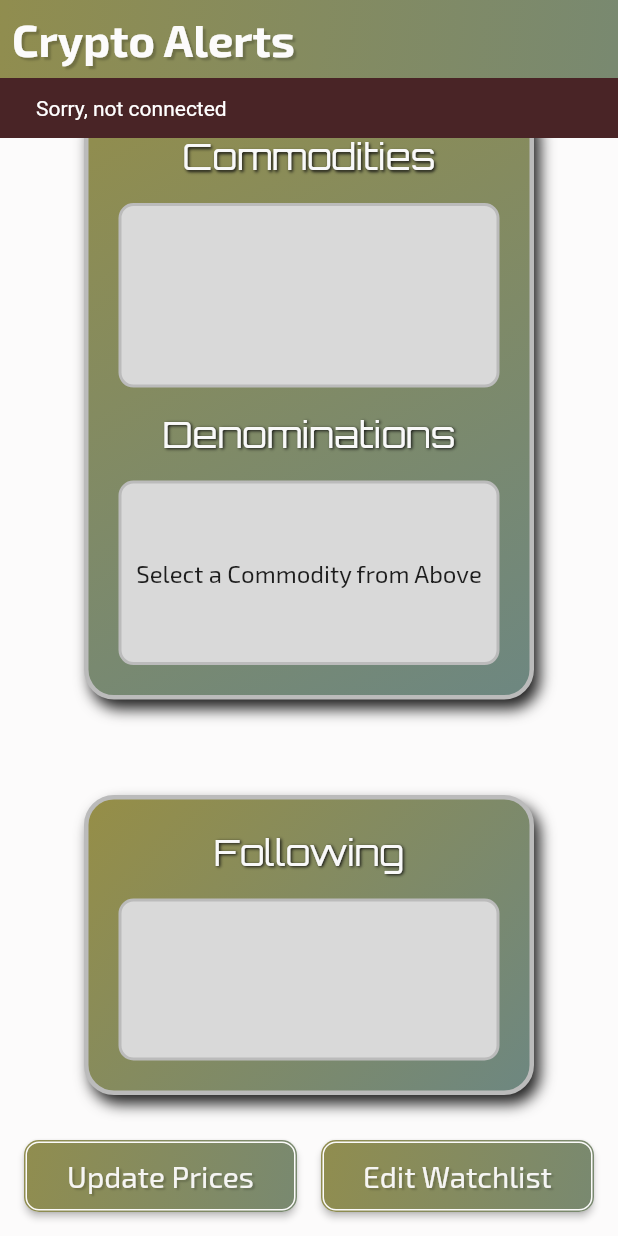
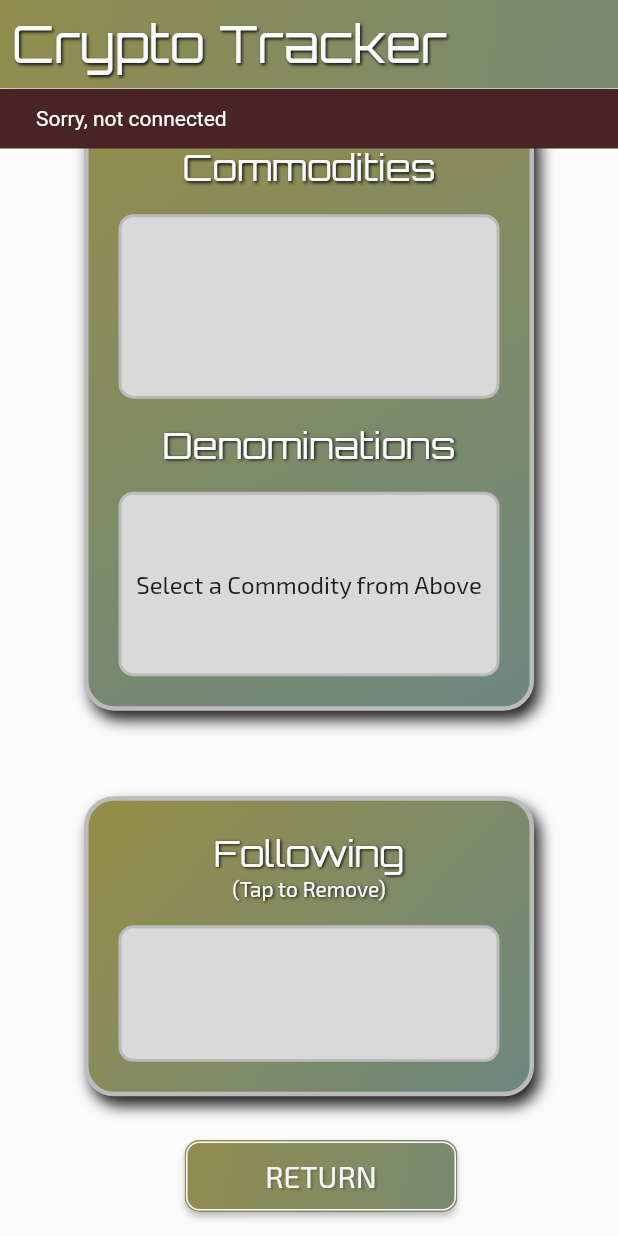
Before and after one commit to ScottS2017-2/appcircle_test, a Flutter app: the screen it shows after launch, after a tap on "Edit Watchlist", on a phone screen of 412 x 824 dp. Run offline on Flutter 3.47's test engine with Material 2 defaults, Android fonts, the phone set to English and light mode, and no system bars; our stand-ins replace flutter_redux, google_fonts, redux; network calls fail.

Commit message:
Minor refactoring done, added a return button and set it to show if the edit watchlist sliders are onstage

```diff
--- a/lib/app/app_strings.dart
+++ b/lib/app/app_strings.dart
@@ -1,6 +1,12 @@
 class AppStrings {
   // Common Strings
+  static const String appBarTitle = 'Crypto Tracker';
   static const String following = 'Following';
+  static const String commodities = 'Commodities';
+  static const String denominations = 'Denominations';
+  static const String tapToRemove = '(Tap to Remove)';
+  static const String editWatchlist = 'Edit Watchlist';
+  static const String closeEditBoxes = 'RETURN';
 
   // Abbreviations to Full names
   static const unabbreviatedTerms = <String, String>{
--- a/lib/app/app_textstyles.dart
+++ b/lib/app/app_textstyles.dart
@@ -4,19 +4,6 @@ import 'package:flutter/material.dart';
 /// Text Styles
 class AppTextStyles {
   const AppTextStyles._();
-
-  static const TextStyle appBarTextStyle = TextStyle(
-    color: AppColors.backgroundWhite,
-    fontSize: 30,
-    fontWeight: FontWeight.bold,
-    shadows: [
-      Shadow(
-        color: AppColors.dropShadowColor,
-        offset: Offset(2, 2),
-        blurRadius: 1,
-      ),
-    ],
-  );
 
   static const TextStyle normal36 = TextStyle(fontSize: 36.0, fontWeight: FontWeight.normal);
   static const TextStyle bold36 = TextStyle(fontSize: 36.0, fontWeight: FontWeight.bold);
--- a/lib/main.dart
+++ b/lib/main.dart
@@ -38,7 +38,10 @@ class _MyAppState extends State<MyApp> {
     return MaterialApp(
       title: 'Redux ToDo Demo',
       theme: AppTheme.light(),
-      home: Home(),
+        home:ChangeNotifierProvider(
+            create: (BuildContext context) => AppStateModel(),
+            child:Home(),
+        ),
     );
   }
 }
--- a/lib/pages/home.dart
+++ b/lib/pages/home.dart
@@ -1,10 +1,10 @@
 import 'package:crypto_tracker_redux/app/app_colors.dart';
+import 'package:crypto_tracker_redux/app/app_strings.dart';
 import 'package:crypto_tracker_redux/app/app_textstyles.dart';
-import 'package:crypto_tracker_redux/provider_version/models/app_state_model.dart';
+
 import 'package:crypto_tracker_redux/provider_version/pages/provider_home.dart';
 import 'package:crypto_tracker_redux/redux_version/my_app_redux.dart';
 import 'package:flutter/material.dart';
-import 'package:provider/provider.dart';
 
 class Home extends StatefulWidget {
   const Home({Key? key}) : super(key: key);
@@ -19,14 +19,11 @@ class _HomeState extends State<Home> {
   );
 
   List<Widget> pages = [
-    ChangeNotifierProvider(
-      create: (BuildContext context) => AppStateModel(),
-      child: ProviderHome(),
-    ),
+    ProviderHome(),
     const MyAppRedux(),
   ];
 
-  String titleString = 'Crypto Alerts';
+  String titleString = AppStrings.appBarTitle;
 
   @override
   void initState() {
@@ -61,7 +58,13 @@ class _HomeState extends State<Home> {
                       alignment: Alignment.centerLeft,
                       child: Text(
                         titleString,
-                        style: AppTextStyles.appBarTextStyle,
+                        style: Theme.of(context).textTheme.headline4!.copyWith(color: AppColors.offWhitePageBackground, shadows: [
+                          BoxShadow(
+                            color: AppColors.blackTextColor,
+                            blurRadius: 2,
+                            offset: Offset(1, 1),
+                          ),
+                        ]),
                       ),
                     ),
                   ),
--- a/lib/provider_version/pages/provider_home.dart
+++ b/lib/provider_version/pages/provider_home.dart
@@ -1,8 +1,10 @@
 import 'package:crypto_tracker_redux/app/app_colors.dart';
+import 'package:crypto_tracker_redux/app/app_strings.dart';
 import 'package:crypto_tracker_redux/app/app_textstyles.dart';
 import 'package:crypto_tracker_redux/main.dart';
 import 'package:crypto_tracker_redux/provider_version/models/app_state_model.dart';
 import 'package:crypto_tracker_redux/provider_version/widgets/bottom_slide_in.dart';
+import 'package:crypto_tracker_redux/provider_version/widgets/custom_border_button.dart';
 import 'package:crypto_tracker_redux/provider_version/widgets/top_slide_in.dart';
 import 'package:flutter/material.dart';
 import 'package:provider/provider.dart';
@@ -155,7 +157,7 @@ class _ProviderHomeState extends State<ProviderHome> {
                     Row(
                       mainAxisAlignment: MainAxisAlignment.spaceEvenly,
                       children: [
-                        Expanded(
+                        if(onStage == false)Expanded(
                           child: Padding(
                             padding: const EdgeInsets.only(bottom: 16),
                             child: CustomBorderButton(
@@ -167,7 +169,7 @@ class _ProviderHomeState extends State<ProviderHome> {
                         SizedBox(
                           width: 16,
                         ),
-                        Expanded(
+                        if(onStage == false)Expanded(
                           child: Padding(
                             padding: const EdgeInsets.only(bottom: 16),
                             child: CustomBorderButton(
@@ -175,10 +177,25 @@ class _ProviderHomeState extends State<ProviderHome> {
                                 MyApp.appStateOf(context).clearDenominationsApplicableToCurrentCommodity();
                                 toggleSideSlides();
                               },
-                              child: Text('Edit Watchlist'),
+                              child: Text(onStage == false ? AppStrings.editWatchlist : AppStrings.closeEditBoxes),
                             ),
                           ),
                         ),
+                        if(onStage == true) Spacer(flex: 25,),
+                        if(onStage == true)Expanded(
+                          flex: 50,
+                          child: Padding(
+                            padding: const EdgeInsets.only(bottom: 16),
+                            child: CustomBorderButton(
+                              onPressed: () {
+                                MyApp.appStateOf(context).clearDenominationsApplicableToCurrentCommodity();
+                                toggleSideSlides();
+                              },
+                              child: Text(onStage == false ? AppStrings.editWatchlist : AppStrings.closeEditBoxes),
+                            ),
+                          ),
+                        ),
+                        if(onStage == true) Spacer(flex: 25,),
                       ],
                     ),
                   ],
@@ -312,77 +329,3 @@ class _ProviderHomeState extends State<ProviderHome> {
         });
   }
 }
-
-class CustomBorderButton extends StatelessWidget {
-  const CustomBorderButton({
-    Key? key,
-    required this.onPressed,
-    required this.child,
-  }) : super(key: key);
-
-  final VoidCallback onPressed;
-  final Widget child;
-
-  @override
-  Widget build(BuildContext context) {
-    return Material(
-      borderRadius: BorderRadius.circular(10),
-      elevation: 2,
-      child: InkWell(
-        onTap: onPressed,
-        child: Ink(
-          decoration: BoxDecoration(
-            borderRadius: BorderRadius.circular(10),
-            gradient: LinearGradient(
-              colors: [
-                AppColors.oliveAccent,
-                Theme.of(context).primaryColor,
-              ],
-              begin: Alignment(-2, -1.75),
-              end: Alignment(2, 1.75),
-              stops: [0, 1],
-            ),
-          ),
-          child: Stack(
-            fit: StackFit.passthrough,
-            children: [
-              Positioned.fill(
-                child: Padding(
-                  padding: const EdgeInsets.all(1),
-                  child: Ink(
-                    decoration: BoxDecoration(
-                      border: Border.all(
-                        width: 1,
-                        color: Theme.of(context).scaffoldBackgroundColor,
-                      ),
-                      borderRadius: BorderRadius.circular(9),
-                    ),
-                  ),
-                ),
-              ),
-              Container(
-                padding: const EdgeInsets.all(12),
-                height: 48,
-                child: FittedBox(
-                  child: DefaultTextStyle.merge(
-                    style: AppTextStyles.normal24.copyWith(
-                      color: Theme.of(context).scaffoldBackgroundColor.withOpacity(0.95),
-                      shadows: [
-                        Shadow(
-                          color: AppColors.dropShadowColor,
-                          offset: Offset(2, 2),
-                          blurRadius: 1,
-                        ),
-                      ],
-                    ),
-                    child: child,
-                  ),
-                ),
-              ),
-            ],
-          ),
-        ),
-      ),
-    );
-  }
-}
--- a/lib/provider_version/widgets/bottom_slide_in.dart
+++ b/lib/provider_version/widgets/bottom_slide_in.dart
@@ -57,6 +57,16 @@ class BottomSlideIn extends StatelessWidget {
           Text(
             AppStrings.following,
             style: Theme.of(context).textTheme.headline5!.copyWith(color: AppColors.offWhitePageBackground, shadows: [
+              BoxShadow(
+                color: AppColors.blackTextColor,
+                blurRadius: 2,
+                offset: Offset(1, 1),
+              ),
+            ]),
+          ),
+          Text(
+            AppStrings.tapToRemove,
+            style: Theme.of(context).textTheme.bodyText2!.copyWith(color: AppColors.offWhitePageBackground, shadows: [
               BoxShadow(
                 color: AppColors.blackTextColor,
                 blurRadius: 2,
--- /dev/null
+++ b/lib/provider_version/widgets/custom_border_button.dart
@@ -0,0 +1,77 @@
+import 'package:crypto_tracker_redux/app/app_colors.dart';
+import 'package:crypto_tracker_redux/app/app_textstyles.dart';
+import 'package:flutter/material.dart';
+
+class CustomBorderButton extends StatelessWidget {
+  const CustomBorderButton({
+    Key? key,
+    required this.onPressed,
+    required this.child,
+  }) : super(key: key);
+
+  final VoidCallback onPressed;
+  final Widget child;
+
+  @override
+  Widget build(BuildContext context) {
+    return Material(
+      borderRadius: BorderRadius.circular(10),
+      elevation: 2,
+      child: InkWell(
+        onTap: onPressed,
+        child: Ink(
+          decoration: BoxDecoration(
+            borderRadius: BorderRadius.circular(10),
+            gradient: LinearGradient(
+              colors: [
+                AppColors.oliveAccent,
+                Theme.of(context).primaryColor,
+              ],
+              begin: Alignment(-2, -1.75),
+              end: Alignment(2, 1.75),
+              stops: [0, 1],
+            ),
+          ),
+          child: Stack(
+            fit: StackFit.passthrough,
+            children: [
+              Positioned.fill(
+                child: Padding(
+                  padding: const EdgeInsets.all(1),
+                  child: Ink(
+                    decoration: BoxDecoration(
+                      border: Border.all(
+                        width: 1,
+                        color: Theme.of(context).scaffoldBackgroundColor,
+                      ),
+                      borderRadius: BorderRadius.circular(9),
+                    ),
+                  ),
+                ),
+              ),
+              Container(
+                padding: const EdgeInsets.all(12),
+                height: 48,
+                child: FittedBox(
+                  child: DefaultTextStyle.merge(
+                    style: AppTextStyles.normal24.copyWith(
+                      color: Theme.of(context).scaffoldBackgroundColor.withOpacity(0.95),
+                      shadows: [
+                        Shadow(
+                          color: AppColors.dropShadowColor,
+                          offset: Offset(2, 2),
+                          blurRadius: 1,
+                        ),
+                      ],
+                    ),
+                    child: child,
+                  ),
+                ),
+              ),
+            ],
+          ),
+        ),
+      ),
+    );
+  }
+}
```
